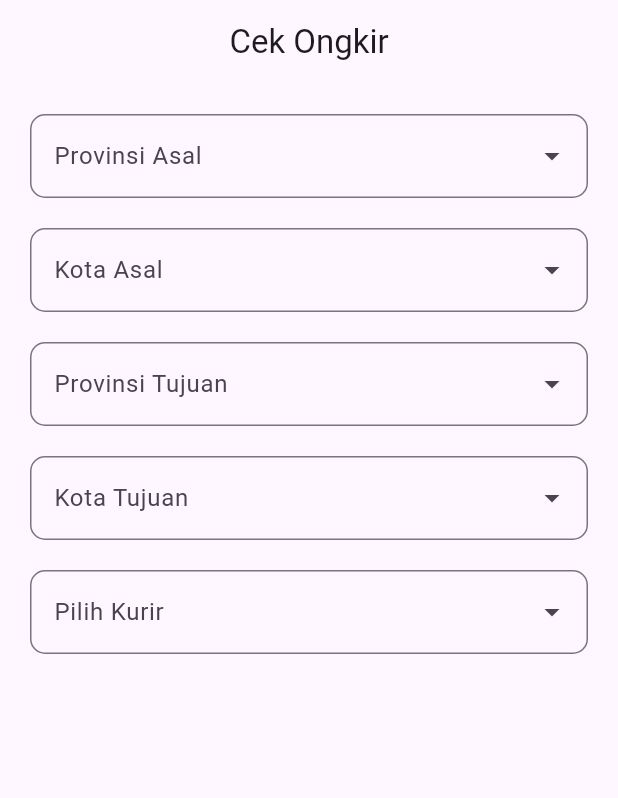
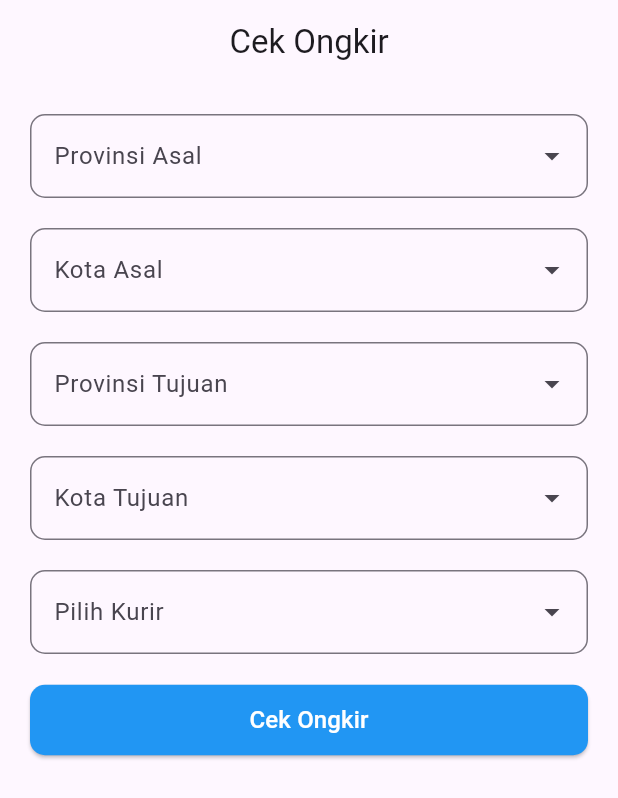
Before and after one commit to danimisme/Aplikasi-Cek-Ongkir, a Flutter app: the screen it shows after launch, on a phone screen of 412 x 824 dp. Shown: the top 798 px of the screen. Run offline on Flutter 3.47's test engine with Material 3 defaults, Android fonts, the phone set to English and light mode, and no system bars; drawn by our look-alikes of dropdown_search; our stand-ins replace dio, get.

Commit message:
Add "Cek Ongkir" button to HomeView with styling and action

```diff
--- a/lib/app/modules/home/views/home_view.dart
+++ b/lib/app/modules/home/views/home_view.dart
@@ -152,6 +152,19 @@ class HomeView extends GetView<HomeController> {
                 )
               )
             ),
+          ),
+          SizedBox(height: 20),
+          ElevatedButton(
+            onPressed: () {},
+            child: Text("Cek Ongkir", style: TextStyle(fontSize: 16, color: Colors.white)),
+            style: ElevatedButton.styleFrom(
+              backgroundColor: Colors.blue,
+              padding: EdgeInsets.symmetric(vertical: 12),
+              shape: RoundedRectangleBorder(
+                borderRadius: BorderRadius.circular(10),
+              )
+            ),
+
           )
         ],
       ),
```
